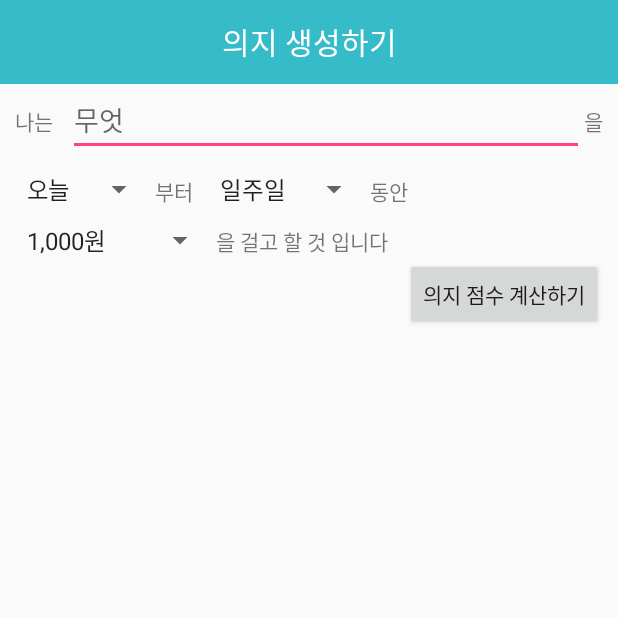
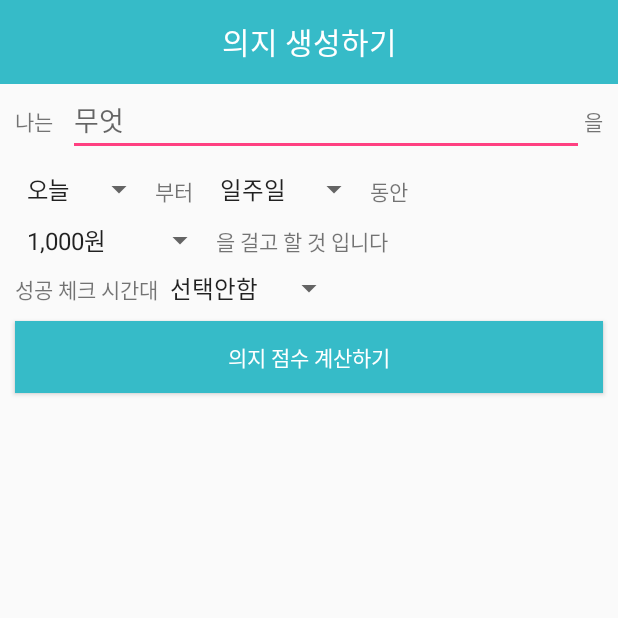
Before and after one commit to kimkkikki/mustlist_android, an Android app: the AddActivity screen opened directly, with no data from a screen before it, on a phone screen of 412 x 824 dp, the top half of it. Run offline under Robolectric (Android 15) with nearby library versions, the phone set to English and light mode, and no system bars.

Commit message:
네트워크 설계 일부 진행

```diff
--- a/app/src/main/java/com/questcompany/mustlist/AddActivity.java
+++ b/app/src/main/java/com/questcompany/mustlist/AddActivity.java
@@ -7,7 +7,6 @@ import android.support.v4.view.PagerAdapter;
 import android.support.v4.view.ViewPager;
 import android.support.v7.app.AlertDialog;
 import android.support.v7.app.AppCompatActivity;
-import android.support.v7.widget.Toolbar;
 import android.view.GestureDetector;
 import android.view.KeyEvent;
 import android.view.LayoutInflater;
@@ -21,6 +20,9 @@ import android.widget.EditText;
 import android.widget.Spinner;
 import android.widget.TextView;
 
+import com.questcompany.mustlist.entity.PreviewResult;
+import com.questcompany.mustlist.util.NetworkManager;
+
 
 /**
  * Created by kimkkikki on 2016. 9. 28..
@@ -31,7 +33,6 @@ public class AddActivity extends AppCompatActivity {
 
     private static final String TAG = "AddActivity";
 
-    private Toolbar toolbar;
     private int[] layouts;
     private InputMethodManager inputMethodManager;
     private ViewPager viewPager;
@@ -41,6 +42,7 @@ public class AddActivity extends AppCompatActivity {
     private String[] startDayArray;
     private String[] periodArray;
     private String[] amountArray;
+    private String[] timeRangeArray;
 
     @Override
     public void onBackPressed() {
@@ -83,7 +85,7 @@ public class AddActivity extends AppCompatActivity {
         startDayArray = getResources().getStringArray(R.array.start_day);
         periodArray = getResources().getStringArray(R.array.period);
         amountArray = getResources().getStringArray(R.array.amount);
-
+        timeRangeArray = getResources().getStringArray(R.array.time_range);
     }
 
     private class AddViewPagerAdapter extends PagerAdapter {
@@ -92,11 +94,14 @@ public class AddActivity extends AppCompatActivity {
         private Spinner startDaySpinner;
         private Spinner periodSpinner;
         private Spinner amountSpinner;
+        private Spinner timeRangeSpinner;
         private Button nextButton;
+        private Button okButton;
 
         private int startDaySelected = 0;
         private int periodSelected = 0;
         private int amountSelected = 0;
+        private int timeRangeSelected = 0;
 
         AddViewPagerAdapter() {
         }
@@ -124,6 +129,10 @@ public class AddActivity extends AppCompatActivity {
         }
 
         private void goNext() {
+            // 서버에 프리뷰 전달
+            PreviewResult previewResult = NetworkManager.previewAddMust(startDayArray[startDaySelected],
+                    periodArray[periodSelected], amountArray[amountSelected], timeRangeArray[timeRangeSelected]);
+
             pageOffset += 1;
             viewPager.setCurrentItem(pageOffset, true);
 
@@ -131,11 +140,35 @@ public class AddActivity extends AppCompatActivity {
             TextView startDayTextView = (TextView) findViewById(R.id.preview_start_day);
             TextView periodTextView = (TextView) findViewById(R.id.preview_period);
             TextView amountTextView = (TextView) findViewById(R.id.preview_amount);
+            TextView timeRangeTextView = (TextView) findViewById(R.id.preview_time_range);
+            TextView defaultPointTextView = (TextView) findViewById(R.id.preview_default_point);
+            TextView successPointTextView = (TextView) findViewById(R.id.preview_success_point);
 
             nameTextView.setText(addTitleEditText.getText().toString());
-            startDayTextView.setText(startDayArray[startDaySelected]);
-            periodTextView.setText(periodArray[periodSelected]);
-            amountTextView.setText(amountArray[amountSelected]);
+            startDayTextView.setText(previewResult.getStartDay());
+            periodTextView.setText(previewResult.getPeriod());
+            amountTextView.setText(previewResult.getAmount());
+            timeRangeTextView.setText(previewResult.getTimeRange());
+
+            //TODO: 점수 계산 수정 필요함 -> 서버에서 계산하도록 해야할 듯
+            defaultPointTextView.setText("" + previewResult.getDefaultPoint());
+            successPointTextView.setText("" + previewResult.getSuccessPoint());
+        }
+
+        private void addMust() {
+            // TODO: InApp결제 구현 필요
+            // TODO: 서버 호출 추가 구현 필요
+
+            AlertDialog.Builder alert = new AlertDialog.Builder(AddActivity.this);
+            alert.setPositiveButton("확인", new DialogInterface.OnClickListener() {
+                @Override
+                public void onClick(DialogInterface dialogInterface, int i) {
+                    dialogInterface.dismiss();
+                    finish();
+                }
+            });
+            alert.setMessage("등록되었습니다");
+            alert.show();
         }
 
         @Override
@@ -209,6 +242,21 @@ public class AddActivity extends AppCompatActivity {
                 }
             }
 
+            if (timeRangeSpinner == null) {
+                timeRangeSpinner = (Spinner) findViewById(R.id.add_time_range_spinner);
+                if (timeRangeSpinner != null) {
+                    timeRangeSpinner.setOnItemSelectedListener(new AdapterView.OnItemSelectedListener() {
+                        @Override
+                        public void onItemSelected(AdapterView<?> adapterView, View view, int i, long l) {
+                            timeRangeSelected = i;
+                        }
+                        @Override
+                        public void onNothingSelected(AdapterView<?> adapterView) {
+                        }
+                    });
+                }
+            }
+
             if (nextButton == null) {
                 nextButton = (Button) findViewById(R.id.add_next_button);
                 nextButton.setOnClickListener(new View.OnClickListener() {
@@ -219,6 +267,18 @@ public class AddActivity extends AppCompatActivity {
                         }
                     }
                 });
+            }
+
+            if (okButton == null) {
+                okButton = (Button) findViewById(R.id.preview_ok_button);
+                if (okButton != null) {
+                    okButton.setOnClickListener(new View.OnClickListener() {
+                        @Override
+                        public void onClick(View view) {
+                            addMust();
+                        }
+                    });
+                }
             }
 
             return view;
--- a/app/src/main/res/layout/add_slide_1.xml
+++ b/app/src/main/res/layout/add_slide_1.xml
@@ -109,15 +109,35 @@
         android:layout_toRightOf="@+id/add_amount_spinner"
         android:layout_toEndOf="@+id/add_amount_spinner" />
 
+    <android.support.v7.widget.AppCompatTextView
+        android:id="@+id/add_time_text_view"
+        android:layout_width="wrap_content"
+        android:layout_height="wrap_content"
+        android:text="성공 체크 시간대"
+        android:layout_marginLeft="10dp"
+        android:layout_marginStart="10dp"
+        android:layout_marginTop="10dp"
+        android:layout_below="@+id/add_amount_spinner" />
+
+    <android.support.v7.widget.AppCompatSpinner
+        android:id="@+id/add_time_range_spinner"
+        android:layout_width="wrap_content"
+        android:layout_height="wrap_content"
+        android:entries="@array/time_range"
+        android:layout_below="@+id/add_amount_spinner"
+        android:layout_alignBaseline="@+id/add_time_text_view"
+        android:layout_alignBottom="@+id/add_time_text_view"
+        android:layout_toRightOf="@+id/add_time_text_view"
+        android:layout_toEndOf="@+id/add_time_text_view"/>
+
     <android.support.v7.widget.AppCompatButton
         android:id="@+id/add_next_button"
-        android:layout_width="wrap_content"
+        android:text="@string/add_ok"
+        android:background="@color/colorPrimary"
+        android:textColor="@android:color/white"
+        android:layout_width="match_parent"
         android:layout_height="wrap_content"
-        android:text="@string/add_ok"
-        android:layout_below="@+id/add_amount_spinner"
-        android:layout_alignParentRight="true"
-        android:layout_alignParentEnd="true"
-        android:layout_marginEnd="10dp"
-        android:layout_marginRight="10dp"/>
+        android:layout_below="@+id/add_time_range_spinner"
+        android:layout_margin="10dp"/>
 
 </RelativeLayout>
--- a/app/src/main/res/layout/main_menu.xml
+++ b/app/src/main/res/layout/main_menu.xml
@@ -5,6 +5,6 @@
     android:layout_width="240dp"
     android:layout_height="match_parent"
     android:layout_gravity="start"
-    android:background="@android:color/black">
+    android:background="@color/colorGray">
 
 </android.support.v7.widget.LinearLayoutCompat>
--- a/app/src/main/res/values/arrays.xml
+++ b/app/src/main/res/values/arrays.xml
@@ -16,4 +16,19 @@
         <item>50,000원</item>
         <item>100,000원</item>
     </array>
+    <array name="time_range">
+        <item>선택안함</item>
+        <item>00~02시</item>
+        <item>02~04시</item>
+        <item>04~06시</item>
+        <item>06~08시</item>
+        <item>08~10시</item>
+        <item>10~12시</item>
+        <item>12~14시</item>
+        <item>14~16시</item>
+        <item>16~18시</item>
+        <item>18~20시</item>
+        <item>20~22시</item>
+        <item>22~24시</item>
+    </array>
 </resources>
--- a/app/src/main/res/values/colors.xml
+++ b/app/src/main/res/values/colors.xml
@@ -3,4 +3,5 @@
     <color name="colorPrimary">#36BBC8</color>
     <color name="colorPrimaryDark">#303F9F</color>
     <color name="colorAccent">#FF4081</color>
+    <color name="colorGray">#CCCCCC</color>
 </resources>
```
Also changed, not shown: app/src/main/java/com/questcompany/mustlist/entity/PreviewResult.java (added, +74 -0 lines), app/src/main/java/com/questcompany/mustlist/util/NetworkManager.java (+18 -0 lines), app/src/main/res/layout/add_slide_2.xml (+23 -4 lines), app/src/main/res/layout/welcome_slide_4.xml (+6 -4 lines), app/src/main/res/values/strings.xml (+5 -4 lines), 1 other file.
